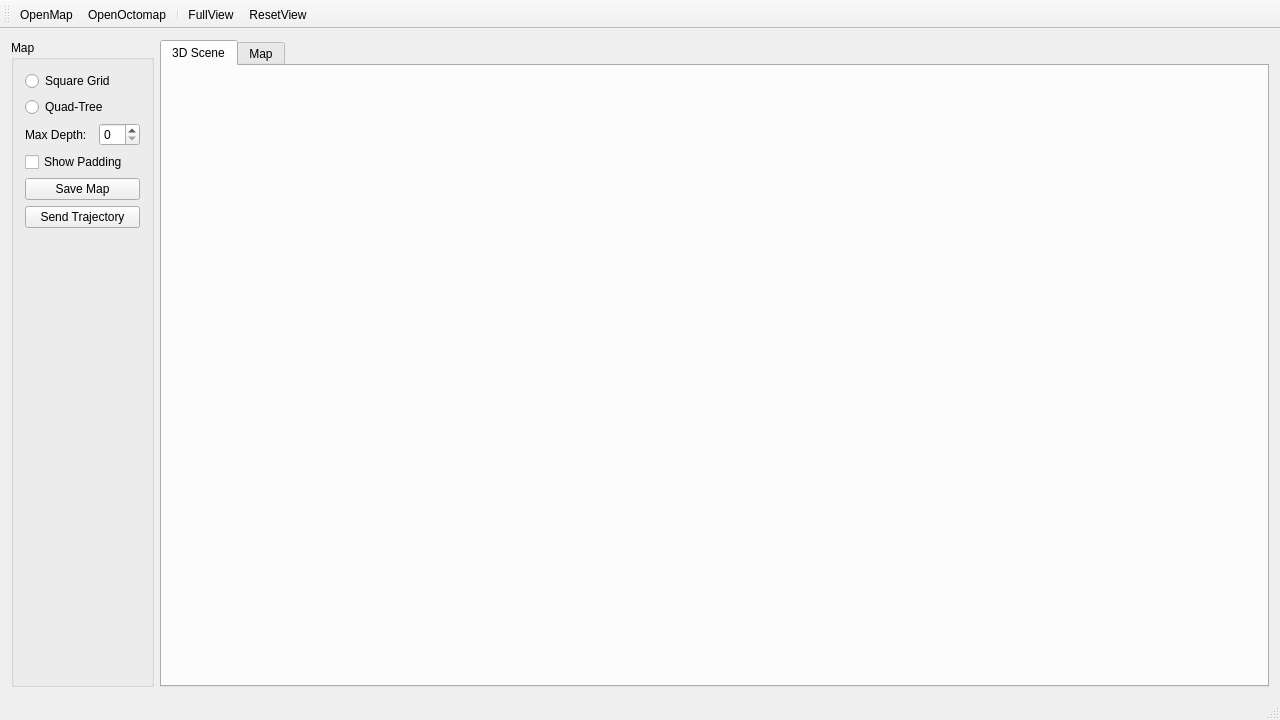
Above: pc/visualization/src/mainwindow.ui from rxdu/libxmotion before the change. Below: the same form after it.
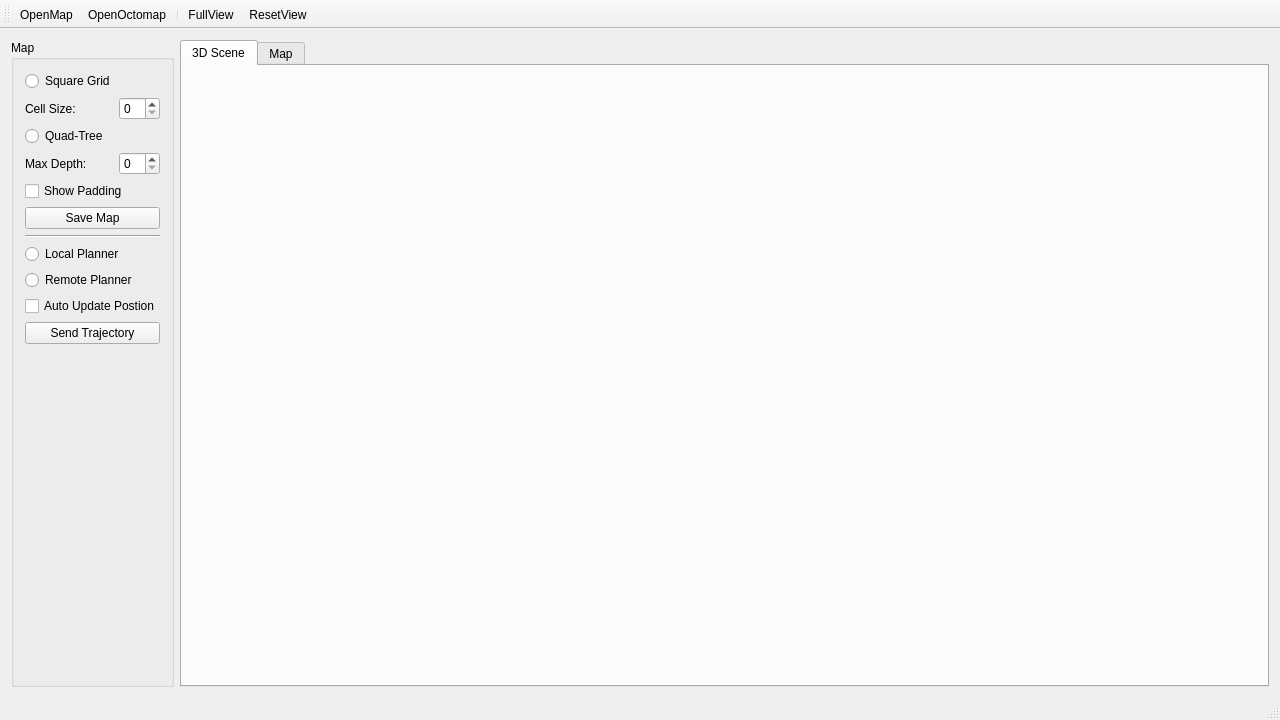
That is the form after the change. Icons and pictures are not drawn.

Commit message: quadrotor graph planner works with gui

```diff
--- a/pc/visualization/src/mainwindow.ui
+++ b/pc/visualization/src/mainwindow.ui
@@ -52,7 +52,31 @@
        <string>Map</string>
       </property>
       <layout class="QGridLayout" name="gridLayout_2">
-       <item row="1" column="0" colspan="3">
+       <item row="7" column="0" colspan="3">
+        <widget class="Line" name="line">
+         <property name="orientation">
+          <enum>Qt::Horizontal</enum>
+         </property>
+        </widget>
+       </item>
+       <item row="9" column="0" colspan="3">
+        <widget class="QRadioButton" name="rbRemotePlanner">
+         <property name="text">
+          <string>Remote Planner</string>
+         </property>
+         <attribute name="buttonGroup">
+          <string notr="true">rbGroupSelectPlanner</string>
+         </attribute>
+        </widget>
+       </item>
+       <item row="11" column="0" colspan="3">
+        <widget class="QCheckBox" name="cbAutoUpdatePos">
+         <property name="text">
+          <string>Auto Update Postion</string>
+         </property>
+        </widget>
+       </item>
+       <item row="2" column="0" colspan="3">
         <widget class="QRadioButton" name="rbUseQTree">
          <property name="text">
           <string>Quad-Tree</string>
@@ -72,10 +96,10 @@
          </attribute>
         </widget>
        </item>
-       <item row="3" column="2">
+       <item row="4" column="2">
         <widget class="QSpinBox" name="sbQTreeMaxDepth"/>
        </item>
-       <item row="7" column="0">
+       <item row="13" column="0">
         <spacer name="verticalSpacer">
          <property name="orientation">
           <enum>Qt::Vertical</enum>
@@ -88,14 +112,14 @@
          </property>
         </spacer>
        </item>
-       <item row="6" column="0" colspan="3">
+       <item row="12" column="0" colspan="3">
         <widget class="QPushButton" name="btnSendTraj">
          <property name="text">
           <string>Send Trajectory</string>
          </property>
         </widget>
        </item>
-       <item row="3" column="0">
+       <item row="4" column="0">
         <widget class="QLabel" name="lbQTreeMaxDepth">
          <property name="text">
           <string>Max Depth:</string>
@@ -103,19 +127,39 @@
         </widget>
        </item>
        <item row="5" column="0" colspan="3">
-        <widget class="QPushButton" name="btnSaveMap">
-         <property name="text">
-          <string>Save Map</string>
-         </property>
-        </widget>
-       </item>
-       <item row="4" column="0" colspan="3">
         <widget class="QCheckBox" name="cbShowPadding">
          <property name="text">
           <string>Show Padding</string>
          </property>
         </widget>
        </item>
+       <item row="6" column="0" colspan="3">
+        <widget class="QPushButton" name="btnSaveMap">
+         <property name="text">
+          <string>Save Map</string>
+         </property>
+        </widget>
+       </item>
+       <item row="8" column="0" colspan="3">
+        <widget class="QRadioButton" name="rbLocalPlanner">
+         <property name="text">
+          <string>Local Planner</string>
+         </property>
+         <attribute name="buttonGroup">
+          <string notr="true">rbGroupSelectPlanner</string>
+         </attribute>
+        </widget>
+       </item>
+       <item row="1" column="0">
+        <widget class="QLabel" name="lbSGridCellSize">
+         <property name="text">
+          <string>Cell Size:</string>
+         </property>
+        </widget>
+       </item>
+       <item row="1" column="2">
+        <widget class="QSpinBox" name="sbSGridCellSize"/>
+       </item>
       </layout>
      </widget>
     </item>
```
Left out of the diff: 1 changed line with no effect on the pictures. The commit also changes 11 other files.
